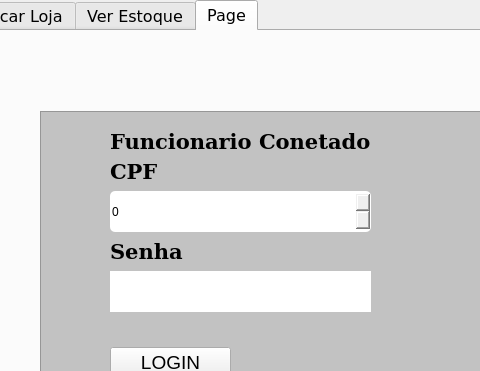
This is telas/Home.ui in FranciscoMaik/Toth as Qt 5 draws it before an edit; both pictures show x 172 to 652 and y 0 to 371 of the 1180 by 814 pixel window. The edited form follows.
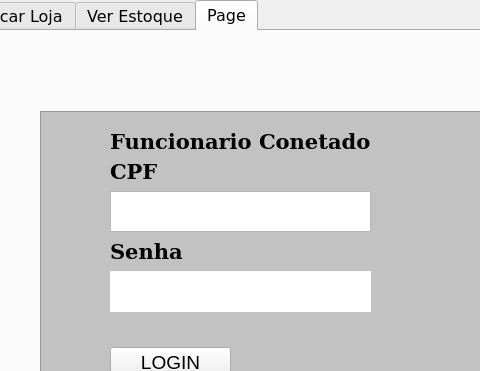
This is the edited form. The open tabs and pages were chosen to show the change.

What changed in the file:
```diff
--- a/telas/Home.ui
+++ b/telas/Home.ui
@@ -907,27 +907,6 @@
        <string>Senha</string>
       </property>
      </widget>
-     <widget class="QSpinBox" name="sb_func_conectado">
-      <property name="geometry">
-       <rect>
-        <x>70</x>
-        <y>80</y>
-        <width>261</width>
-        <height>41</height>
-       </rect>
-      </property>
-      <property name="styleSheet">
-       <string notr="true">#sb_func_conectado{
-border-radius: 5px;
-}</string>
-      </property>
-      <property name="maximum">
-       <number>1000</number>
-      </property>
-      <property name="displayIntegerBase">
-       <number>10</number>
-      </property>
-     </widget>
      <widget class="QLabel" name="label_8">
       <property name="geometry">
        <rect>
@@ -986,6 +965,21 @@
        <string>LOGOUT</string>
       </property>
      </widget>
+     <widget class="QTextEdit" name="txt_cpf_home_login">
+      <property name="geometry">
+       <rect>
+        <x>70</x>
+        <y>80</y>
+        <width>261</width>
+        <height>41</height>
+       </rect>
+      </property>
+      <property name="styleSheet">
+       <string notr="true">#txt_senha_conectada{
+border-radius: 5px;
+}</string>
+      </property>
+     </widget>
     </widget>
     <widget class="QFrame" name="frame_5">
      <property name="geometry">
```
Left out of the diff: 59 changed lines with no effect on the pictures.
